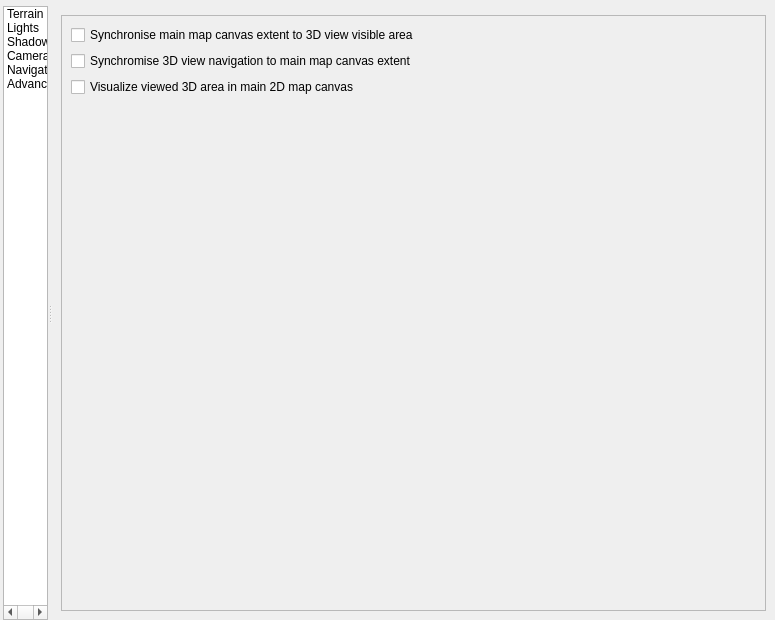
First picture: the form in src/ui/3d/map3dconfigwidget.ui, repository qgis/QGIS, before the edit.
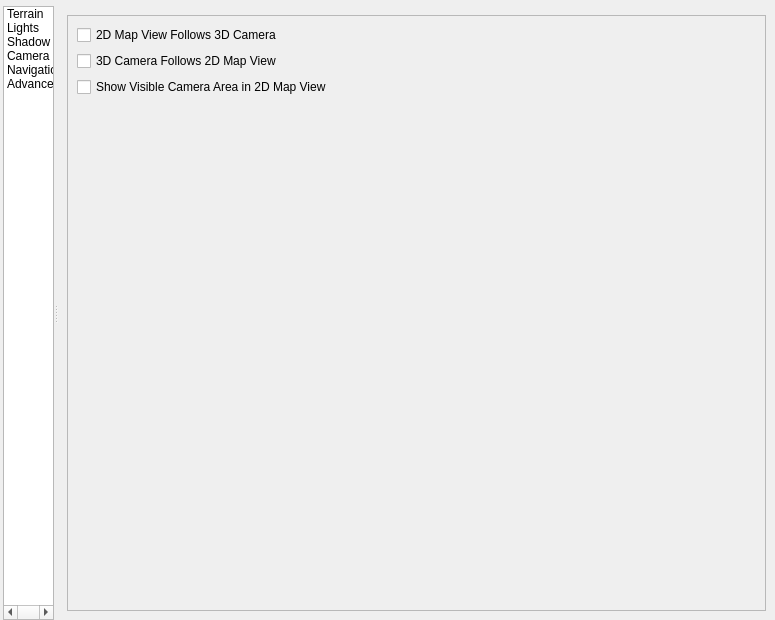
Second picture: the form after the edit. The open tabs and pages were chosen to show the change. Icons and pictures are not drawn. Custom widgets are drawn as their Qt base class.

```diff
--- a/src/ui/3d/map3dconfigwidget.ui
+++ b/src/ui/3d/map3dconfigwidget.ui
@@ -727,7 +727,7 @@
                <rect>
                 <x>0</x>
                 <y>0</y>
-                <width>710</width>
+                <width>711</width>
                 <height>584</height>
                </rect>
               </property>
@@ -735,21 +735,21 @@
                <item row="0" column="0" colspan="2">
                 <widget class="QCheckBox" name="mSync2DTo3DCheckbox">
                  <property name="text">
-                  <string>Synchronise main map canvas extent to 3D view visible area</string>
+                  <string>2D Map View Follows 3D Camera</string>
                  </property>
                 </widget>
                </item>
                <item row="1" column="0">
                 <widget class="QCheckBox" name="mSync3DTo2DCheckbox">
                  <property name="text">
-                  <string>Synchromise 3D view navigation to main map canvas extent</string>
+                  <string>3D Camera Follows 2D Map View</string>
                  </property>
                 </widget>
                </item>
                <item row="2" column="0" colspan="2">
                 <widget class="QCheckBox" name="mVisualizeExtentCheckBox">
                  <property name="text">
-                  <string>Visualize viewed 3D area in main 2D map canvas</string>
+                  <string>Show Visible Camera Area in 2D Map View</string>
                  </property>
                 </widget>
                </item>
```
Left out of the diff: 20 changed lines with no effect on the pictures.
